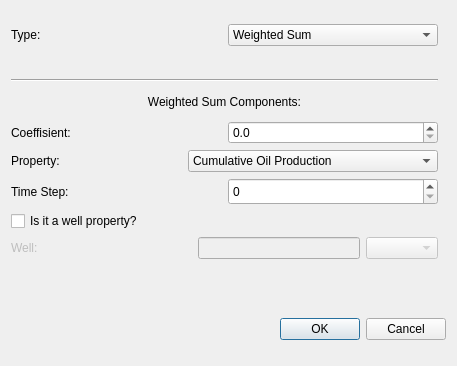
This is optobjectivedialog.ui in Kaneneal/FieldOptDriverGUI as Qt 5 draws it before an edit. The edited form follows.
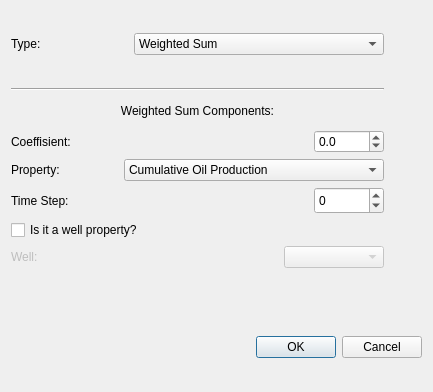
This is the edited form.

Diff of the .ui file:
```diff
--- a/optobjectivedialog.ui
+++ b/optobjectivedialog.ui
@@ -6,8 +6,8 @@
    <rect>
     <x>0</x>
     <y>0</y>
-    <width>457</width>
-    <height>366</height>
+    <width>433</width>
+    <height>392</height>
    </rect>
   </property>
   <property name="windowTitle">
@@ -24,20 +24,45 @@
           <widget class="QLabel" name="label">
            <property name="minimumSize">
             <size>
-             <width>181</width>
+             <width>50</width>
              <height>0</height>
             </size>
            </property>
+           <property name="maximumSize">
+            <size>
+             <width>50</width>
+             <height>16777215</height>
+            </size>
+           </property>
            <property name="text">
             <string>Type:</string>
            </property>
           </widget>
          </item>
+         <item>
+          <spacer name="horizontalSpacer_6">
+           <property name="orientation">
+            <enum>Qt::Horizontal</enum>
+           </property>
+           <property name="sizeHint" stdset="0">
+            <size>
+             <width>40</width>
+             <height>20</height>
+            </size>
+           </property>
+          </spacer>
+         </item>
          <item>
           <widget class="QComboBox" name="optObjTypeComboBox">
-           <property name="maximumSize">
+           <property name="minimumSize">
             <size>
              <width>250</width>
+             <height>0</height>
+            </size>
+           </property>
+           <property name="maximumSize">
+            <size>
+             <width>350</width>
              <height>16777215</height>
             </size>
            </property>
@@ -112,26 +137,54 @@
           <widget class="QLabel" name="optObjCoeffisientLabel">
            <property name="minimumSize">
             <size>
-             <width>181</width>
+             <width>80</width>
              <height>0</height>
             </size>
            </property>
+           <property name="maximumSize">
+            <size>
+             <width>80</width>
+             <height>16777215</height>
+            </size>
+           </property>
            <property name="text">
             <string>Coeffisient:</string>
            </property>
           </widget>
          </item>
+         <item>
+          <spacer name="horizontalSpacer_3">
+           <property name="orientation">
+            <enum>Qt::Horizontal</enum>
+           </property>
+           <property name="sizeHint" stdset="0">
+            <size>
+             <width>40</width>
+             <height>20</height>
+            </size>
+           </property>
+          </spacer>
+         </item>
          <item>
           <widget class="QDoubleSpinBox" name="optObjCoeffisientdSpinBox">
+           <property name="minimumSize">
+            <size>
+             <width>70</width>
+             <height>0</height>
+            </size>
+           </property>
            <property name="maximumSize">
             <size>
-             <width>250</width>
+             <width>70</width>
              <height>16777215</height>
             </size>
            </property>
            <property name="decimals">
             <number>1</number>
            </property>
+           <property name="minimum">
+            <double>-100.000000000000000</double>
+           </property>
            <property name="singleStep">
             <double>0.500000000000000</double>
            </property>
@@ -145,20 +198,39 @@
           <widget class="QLabel" name="optObjPropertyLabel">
            <property name="minimumSize">
             <size>
-             <width>171</width>
+             <width>70</width>
              <height>0</height>
             </size>
            </property>
+           <property name="maximumSize">
+            <size>
+             <width>70</width>
+             <height>16777215</height>
+            </size>
+           </property>
            <property name="text">
             <string>Property:</string>
            </property>
           </widget>
          </item>
+         <item>
+          <spacer name="horizontalSpacer_4">
+           <property name="orientation">
+            <enum>Qt::Horizontal</enum>
+           </property>
+           <property name="sizeHint" stdset="0">
+            <size>
+             <width>40</width>
+             <height>20</height>
+            </size>
+           </property>
+          </spacer>
+         </item>
          <item>
           <widget class="QComboBox" name="optObjPropertyComboBox">
            <property name="minimumSize">
             <size>
-             <width>250</width>
+             <width>260</width>
              <height>0</height>
             </size>
            </property>
@@ -182,29 +254,57 @@
           <widget class="QLabel" name="optObjTimeStepLabel">
            <property name="minimumSize">
             <size>
-             <width>181</width>
+             <width>80</width>
              <height>0</height>
             </size>
            </property>
+           <property name="maximumSize">
+            <size>
+             <width>80</width>
+             <height>16777215</height>
+            </size>
+           </property>
            <property name="text">
             <string>Time Step:</string>
            </property>
           </widget>
          </item>
+         <item>
+          <spacer name="horizontalSpacer_5">
+           <property name="orientation">
+            <enum>Qt::Horizontal</enum>
+           </property>
+           <property name="sizeHint" stdset="0">
+            <size>
+             <width>40</width>
+             <height>20</height>
+            </size>
+           </property>
+          </spacer>
+         </item>
          <item>
           <widget class="QSpinBox" name="optObjTimeStepSpinBox">
            <property name="minimumSize">
             <size>
-             <width>27</width>
+             <width>70</width>
              <height>27</height>
             </size>
            </property>
            <property name="maximumSize">
             <size>
-             <width>250</width>
+             <width>70</width>
              <height>16777215</height>
             </size>
            </property>
+           <property name="frame">
+            <bool>true</bool>
+           </property>
+           <property name="minimum">
+            <number>-100</number>
+           </property>
+           <property name="maximum">
+            <number>100</number>
+           </property>
           </widget>
          </item>
         </layout>
@@ -242,27 +342,45 @@
            </property>
            <property name="minimumSize">
             <size>
-             <width>181</width>
+             <width>40</width>
              <height>0</height>
             </size>
            </property>
+           <property name="maximumSize">
+            <size>
+             <width>40</width>
+             <height>16777215</height>
+            </size>
+           </property>
            <property name="text">
             <string>Well:</string>
            </property>
           </widget>
          </item>
          <item>
-          <widget class="QLineEdit" name="optObjectiveWellEdit">
-           <property name="enabled">
-            <bool>false</bool>
+          <spacer name="horizontalSpacer_7">
+           <property name="orientation">
+            <enum>Qt::Horizontal</enum>
            </property>
-          </widget>
+           <property name="sizeHint" stdset="0">
+            <size>
+             <width>40</width>
+             <height>20</height>
+            </size>
+           </property>
+          </spacer>
          </item>
          <item>
           <widget class="QComboBox" name="optObjectiveWellComboBox">
            <property name="enabled">
             <bool>false</bool>
            </property>
+           <property name="minimumSize">
+            <size>
+             <width>100</width>
+             <height>0</height>
+            </size>
+           </property>
           </widget>
          </item>
         </layout>
```
